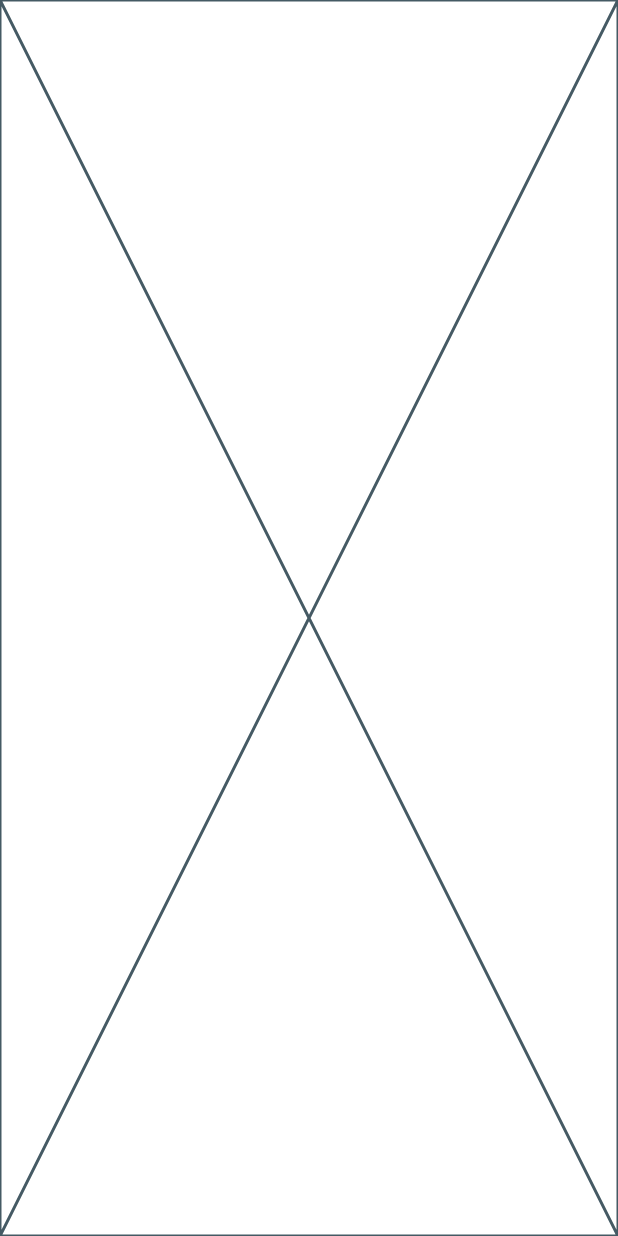
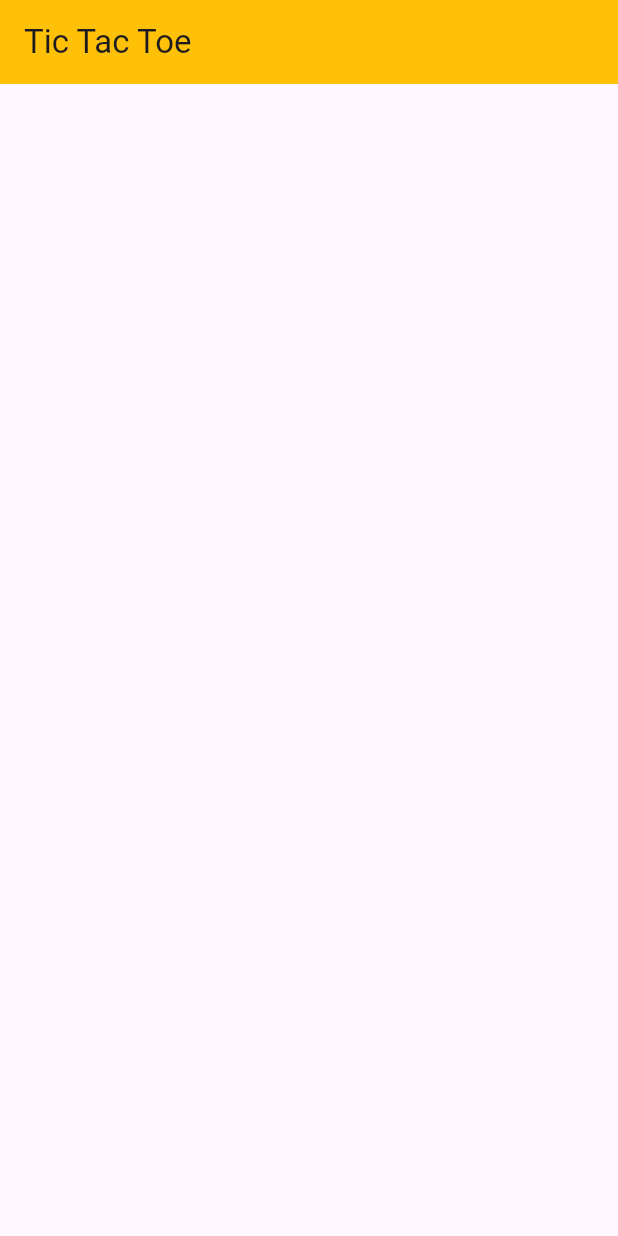
Before and after one commit to sagardhadke/tic_tac_toe, a Flutter app: the screen it shows after launch, on a phone screen of 412 x 824 dp. Run offline on Flutter 3.47's test engine with Material 3 defaults, Android fonts, the phone set to English and light mode, and no system bars.

Commit message:
Added AppBar in game

```diff
--- a/lib/Dashboard.dart
+++ b/lib/Dashboard.dart
@@ -10,6 +10,11 @@ class MyDashboard extends StatefulWidget {
 class _MyDashboardState extends State<MyDashboard> {
   @override
   Widget build(BuildContext context) {
-    return const Placeholder();
+    return Scaffold(
+      appBar: AppBar(
+        title: Text("Tic Tac Toe"),
+        backgroundColor: Colors.amber,
+      ),
+    );
   }
 }
```
